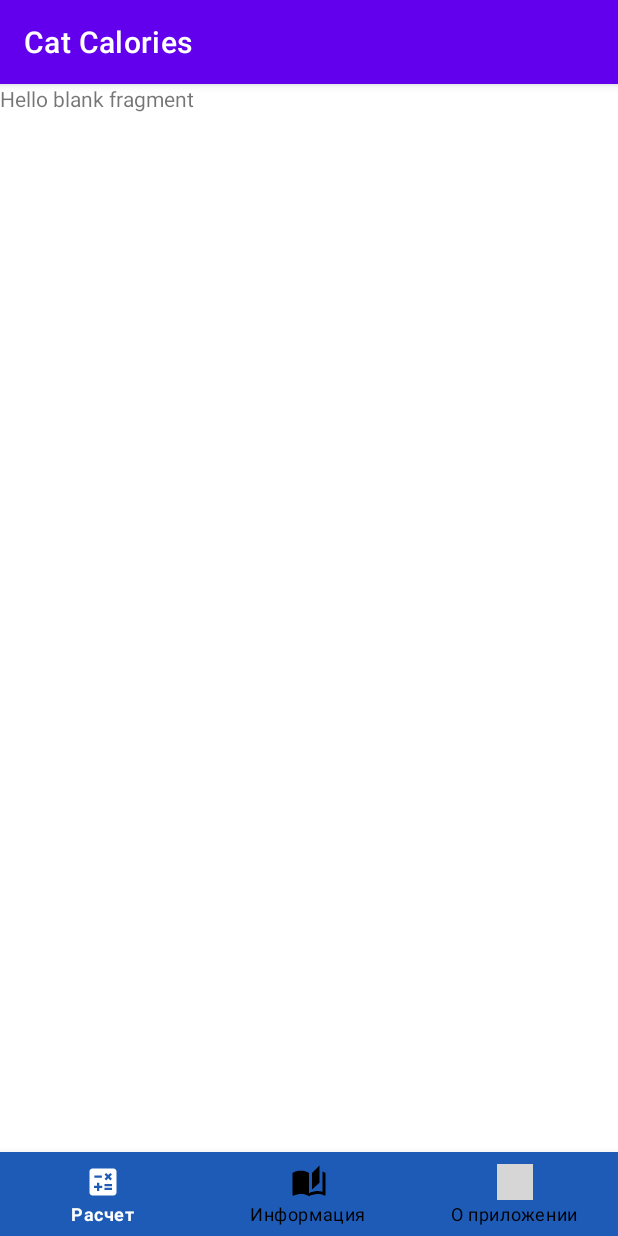
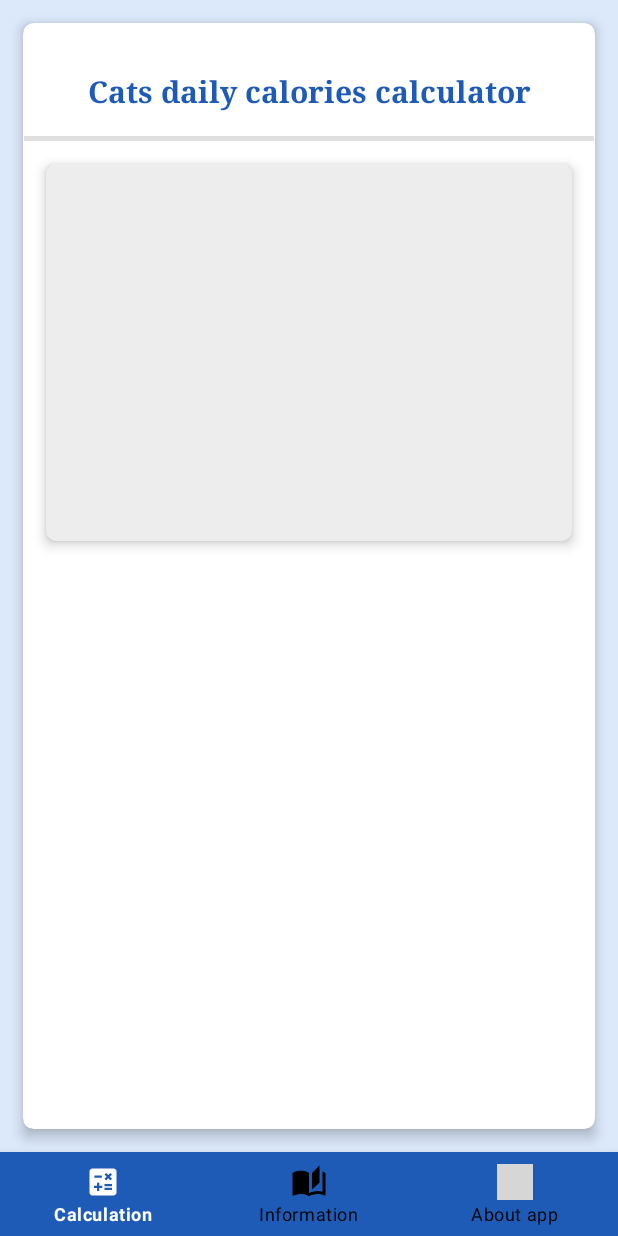
Before and after one commit to WiQuert/Cat-Calories, an Android app: the screen it shows after launch (MainActivity), on a phone screen of 412 x 824 dp. Run offline under Robolectric (Android 15) with nearby library versions, the phone set to English and light mode, and no system bars; grey boxes are pictures that could not be loaded.

Commit message:
Edited layout files

```diff
--- a/app/src/main/AndroidManifest.xml
+++ b/app/src/main/AndroidManifest.xml
@@ -15,8 +15,7 @@
         <activity
             android:name=".SplashActivity"
             android:noHistory="true"
-            android:exported="true"
-            android:theme="@style/Theme.NoTitle">
+            android:exported="true">
             <intent-filter>
                 <action android:name="android.intent.action.MAIN" />
                     <category android:name="android.intent.category.LAUNCHER" />
--- a/app/src/main/res/layout/fragment_calc.xml
+++ b/app/src/main/res/layout/fragment_calc.xml
@@ -1,15 +1,79 @@
 <?xml version="1.0" encoding="utf-8"?>
 <FrameLayout xmlns:android="http://schemas.android.com/apk/res/android"
+    xmlns:app="http://schemas.android.com/apk/res-auto"
     xmlns:tools="http://schemas.android.com/tools"
     android:layout_width="match_parent"
     android:layout_height="match_parent"
+    android:background="@color/background_color"
     tools:context=".fragments.CalcFragment">
 
-    <!-- TODO: Update blank fragment layout -->
+    <androidx.constraintlayout.widget.ConstraintLayout
+        android:layout_width="match_parent"
+        android:layout_height="match_parent">
 
-    <TextView
-        android:layout_width="match_parent"
-        android:layout_height="match_parent"
-        android:text="@string/hello_blank_fragment" />
+        <androidx.cardview.widget.CardView
+            android:layout_width="0dp"
+            android:layout_height="0dp"
+            android:layout_margin="15dp"
+            app:cardCornerRadius="7dp"
+            app:cardElevation="5dp"
+            app:layout_constraintBottom_toBottomOf="parent"
+            app:layout_constraintEnd_toEndOf="parent"
+            app:layout_constraintStart_toStartOf="parent"
+            app:layout_constraintTop_toTopOf="parent">
 
+            <androidx.constraintlayout.widget.ConstraintLayout
+                android:layout_width="match_parent"
+                android:layout_height="match_parent">
+
+                <TextView
+                    android:id="@+id/textView"
+                    android:layout_width="wrap_content"
+                    android:layout_height="wrap_content"
+                    android:layout_marginTop="32dp"
+                    android:fontFamily="serif"
+                    android:gravity="center"
+                    android:text="@string/fragment_calc_header"
+                    android:textColor="@color/bottom_menu"
+                    android:textSize="20sp"
+                    android:textStyle="bold"
+                    app:layout_constraintEnd_toEndOf="parent"
+                    app:layout_constraintStart_toStartOf="parent"
+                    app:layout_constraintTop_toTopOf="parent" />
+
+                <View
+                    android:id="@+id/divider"
+                    android:layout_width="380dp"
+                    android:layout_height="3dp"
+                    android:layout_marginStart="1dp"
+                    android:layout_marginTop="16dp"
+                    android:layout_marginEnd="1dp"
+                    android:background="?android:attr/listDivider"
+                    app:layout_constraintEnd_toEndOf="parent"
+                    app:layout_constraintStart_toStartOf="parent"
+                    app:layout_constraintTop_toBottomOf="@+id/textView" />
+
+                <androidx.cardview.widget.CardView
+                    android:layout_width="0dp"
+                    android:layout_height="0dp"
+                    android:layout_margin="15dp"
+                    app:cardBackgroundColor="@color/cardview_color"
+                    app:cardCornerRadius="7dp"
+                    app:cardElevation="5dp"
+                    app:layout_constraintBottom_toTopOf="@+id/guideline"
+                    app:layout_constraintEnd_toEndOf="parent"
+                    app:layout_constraintStart_toStartOf="parent"
+                    app:layout_constraintTop_toBottomOf="@+id/divider" />
+
+                <androidx.constraintlayout.widget.Guideline
+                    android:id="@+id/guideline"
+                    android:layout_width="wrap_content"
+                    android:layout_height="wrap_content"
+                    android:orientation="horizontal"
+                    app:layout_constraintGuide_begin="361dp" />
+
+            </androidx.constraintlayout.widget.ConstraintLayout>
+        </androidx.cardview.widget.CardView>
+
+    </androidx.constraintlayout.widget.ConstraintLayout>
 </FrameLayout>
--- a/app/src/main/res/menu/bottom_menu.xml
+++ b/app/src/main/res/menu/bottom_menu.xml
@@ -4,15 +4,15 @@
         android:layout_width="wrap_content"
         android:layout_height="wrap_content"
         android:icon="@drawable/menu_calc"
-        android:title="Расчет" />
+        android:title="@string/menu_calc" />
     <item
         android:layout_width="wrap_content"
         android:layout_height="wrap_content"
         android:icon="@drawable/menu_info"
-        android:title="Информация" />
+        android:title="@string/menu_info" />
     <item
         android:layout_width="wrap_content"
         android:layout_height="wrap_content"
         android:icon="@drawable/menu_about"
-        android:title="О приложении" />
+        android:title="@string/menu_about" />
 </menu>
--- a/app/src/main/res/values/colors.xml
+++ b/app/src/main/res/values/colors.xml
@@ -7,5 +7,7 @@
     <color name="teal_700">#FF018786</color>
     <color name="black">#FF000000</color>
     <color name="white">#FFFFFFFF</color>
+    <color name="cardview_color">#EDEDED</color>
     <color name="bottom_menu">#1E5BB6</color>
+    <color name="background_color">#DCE9FB</color>
 </resources>
--- a/app/src/main/res/values/strings.xml
+++ b/app/src/main/res/values/strings.xml
@@ -1,5 +1,9 @@
 <resources>
     <string name="app_name">Cat Calories</string>
-    <!-- TODO: Remove or change this placeholder text -->
-    <string name="hello_blank_fragment">Hello blank fragment</string>
+    <string name="menu_calc">Calculation</string>
+    <string name="menu_info">Information</string>
+    <string name="menu_about">About app</string>
+    <string name="fragment_calc_header">Cats daily calories calculator</string>
+    <string name="fragment_calc_why_btn">Why is that necessary?</string>
+    <string name="fragment_calc_formula_intro">Calculation formula:</string>
 </resources>
--- a/app/src/main/res/values/themes.xml
+++ b/app/src/main/res/values/themes.xml
@@ -12,23 +12,9 @@
         <!-- Status bar color. -->
         <item name="android:statusBarColor">?attr/colorPrimaryVariant</item>
         <!-- Customize your theme here. -->
-    </style>
-
-
-    <style name="Theme.NoTitle" parent="Theme.MaterialComponents.DayNight.DarkActionBar">
-        <!-- Primary brand color. -->
-        <item name="colorPrimary">@color/purple_500</item>
-        <item name="colorPrimaryVariant">@color/purple_700</item>
-        <item name="colorOnPrimary">@color/white</item>
-        <!-- Secondary brand color. -->
-        <item name="colorSecondary">@color/teal_200</item>
-        <item name="colorSecondaryVariant">@color/teal_700</item>
-        <item name="colorOnSecondary">@color/black</item>
-        <!-- Status bar color. -->
-        <item name="android:statusBarColor">?attr/colorPrimaryVariant</item>
-        <!-- Customize your theme here. -->
         <item name="windowActionBar">false</item>
         <item name="windowNoTitle">true</item>
         <item name="android:windowFullscreen">true</item>
+
     </style>
 </resources>
```
Also changed, not shown: 1 other file.
